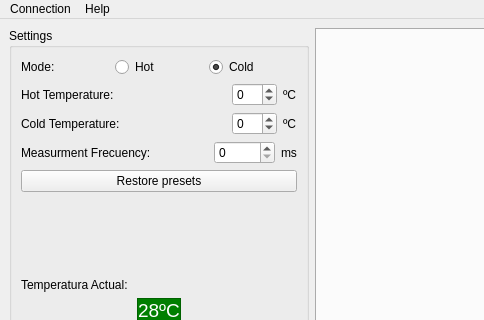
First picture: the form in interface/mainwindow.ui, repository ccarb/ThermstUtils, before the edit; both pictures show x 0 to 484 and y 0 to 320 of the 640 by 480 pixel window.
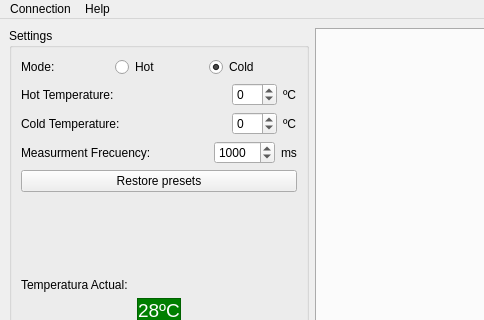
Second picture: the form after the edit. Icons and pictures are not drawn. Custom widgets are drawn as their Qt base class.

Commit message: Frequency measurement spinner box now works

The edit to the form file:
```diff
--- a/interface/mainwindow.ui
+++ b/interface/mainwindow.ui
@@ -2,6 +2,9 @@
 <ui version="4.0">
  <class>mainWindow</class>
  <widget class="QMainWindow" name="mainWindow">
+  <property name="enabled">
+   <bool>true</bool>
+  </property>
   <property name="geometry">
    <rect>
     <x>0</x>
@@ -27,6 +30,9 @@
    <locale language="English" country="UnitedStates"/>
   </property>
   <widget class="QWidget" name="centralWidget">
+   <property name="enabled">
+    <bool>true</bool>
+   </property>
    <layout class="QHBoxLayout" name="horizontalLayout">
     <item>
      <widget class="QGroupBox" name="settingsBox">
@@ -182,10 +188,16 @@
           </spacer>
          </item>
          <item>
-          <widget class="QSpinBox" name="spinBox">
+          <widget class="QSpinBox" name="freqMeasurementInputBox">
+           <property name="minimum">
+            <number>500</number>
+           </property>
            <property name="maximum">
             <number>10000</number>
            </property>
+           <property name="value">
+            <number>1000</number>
+           </property>
           </widget>
          </item>
          <item>
```
Left out of the diff: 40 changed lines with no effect on the pictures. The commit also changes 2 other files.
